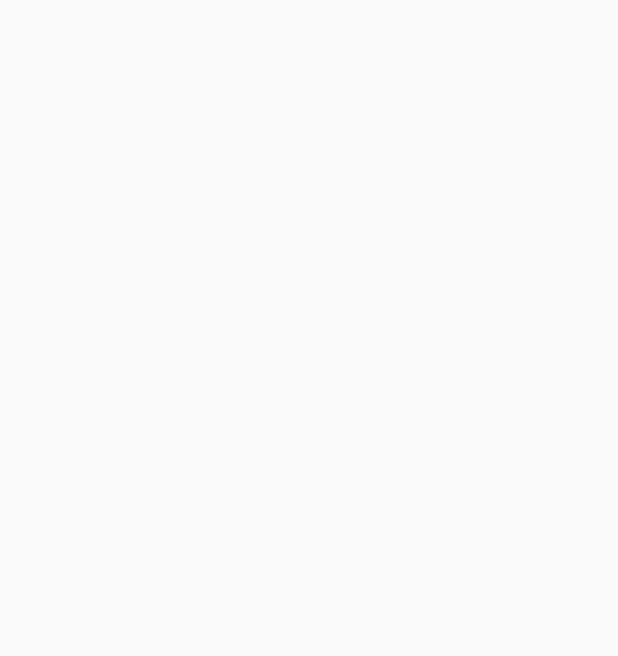
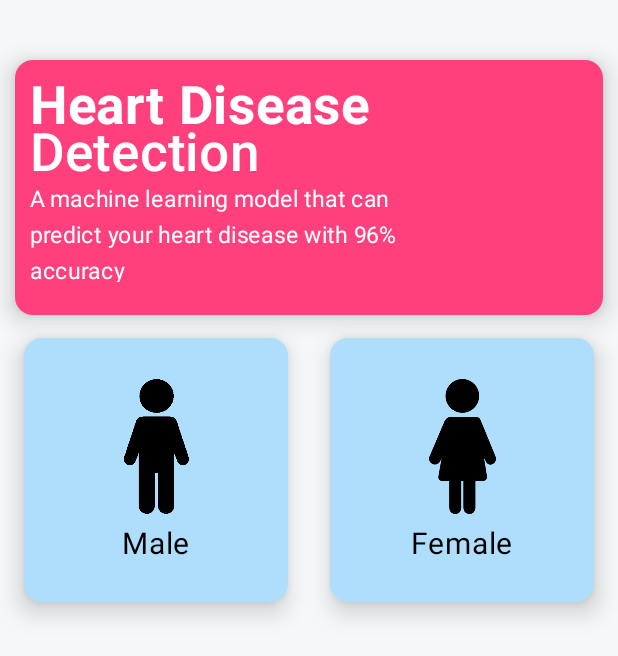
Before and after one commit to mrinmoyxb/Cardiac-Compass, an Android app built with Jetpack Compose: the screen it shows after launch (MainActivity), on a phone screen of 412 x 824 dp. Before the commit the part shown is empty. Shown: the top 656 px of the screen. Run offline under Robolectric (Android 15) with nearby library versions, the phone set to English and light mode, and no system bars.

Commit message:
sex card UI created

```diff
--- a/app/src/main/java/com/example/heartdiseasedetetectionapp/MainActivity.kt
+++ b/app/src/main/java/com/example/heartdiseasedetetectionapp/MainActivity.kt
@@ -10,6 +10,7 @@ import androidx.compose.material3.Text
 import androidx.compose.runtime.Composable
 import androidx.compose.ui.Modifier
 import androidx.compose.ui.tooling.preview.Preview
+import com.example.heartdiseasedetetectionapp.View.HomeScreen.HomeScreenFinal.HomeScreen
 import com.example.heartdiseasedetetectionapp.ui.theme.HeartDiseaseDetetectionAppTheme
 
 class MainActivity : ComponentActivity() {
@@ -17,7 +18,7 @@ class MainActivity : ComponentActivity() {
         super.onCreate(savedInstanceState)
         setContent {
             HeartDiseaseDetetectionAppTheme {
-
+                HomeScreen()
             }
         }
     }
--- /dev/null
+++ b/app/src/main/java/com/example/heartdiseasedetetectionapp/View/HomeScreen/Components/AgeBar.kt
@@ -0,0 +1,8 @@
+package com.example.heartdiseasedetetectionapp.View.HomeScreen.Components
+
+import androidx.compose.runtime.Composable
+
+@Composable
+fun AgeBar(){
+
+}
--- a/app/src/main/java/com/example/heartdiseasedetetectionapp/View/HomeScreen/Components/CardHeading.kt
+++ b/app/src/main/java/com/example/heartdiseasedetetectionapp/View/HomeScreen/Components/CardHeading.kt
@@ -29,7 +29,9 @@ fun CardHeading(){
         .fillMaxWidth()
         .height(170.dp)
         .background(Color.Transparent),
-        colors = CardDefaults.cardColors(colorResource(id = R.color.secondary))){
+        colors = CardDefaults.cardColors(colorResource(id = R.color.secondary)),
+        elevation = CardDefaults.cardElevation(10.dp)
+    ){
         Box(modifier = Modifier.fillMaxSize().padding(10.dp)) {
             Column(
                 modifier = Modifier.fillMaxWidth(0.7f)
--- /dev/null
+++ b/app/src/main/java/com/example/heartdiseasedetetectionapp/View/HomeScreen/Components/SexCard.kt
@@ -0,0 +1,58 @@
+package com.example.heartdiseasedetetectionapp.View.HomeScreen.Components
+
+import android.view.WindowManager
+import androidx.compose.foundation.layout.Box
+import androidx.compose.foundation.layout.Column
+import androidx.compose.foundation.layout.Spacer
+import androidx.compose.foundation.layout.fillMaxSize
+import androidx.compose.foundation.layout.fillMaxWidth
+import androidx.compose.foundation.layout.height
+import androidx.compose.foundation.layout.padding
+import androidx.compose.foundation.layout.size
+import androidx.compose.foundation.layout.width
+import androidx.compose.material3.Card
+import androidx.compose.material3.CardDefaults
+import androidx.compose.material3.Icon
+import androidx.compose.material3.Text
+import androidx.compose.runtime.Composable
+import androidx.compose.ui.Alignment
+import androidx.compose.ui.Modifier
+import androidx.compose.ui.graphics.Color
+import androidx.compose.ui.graphics.painter.Painter
+import androidx.compose.ui.res.colorResource
+import androidx.compose.ui.res.painterResource
+import androidx.compose.ui.tooling.preview.Preview
+import androidx.compose.ui.unit.dp
+import androidx.compose.ui.unit.sp
+import com.example.heartdiseasedetetectionapp.R
+
+
+@Composable
+fun SexCard(label: String, image: Painter){
+    Card(modifier = Modifier
+        .height(176.dp)
+        .width(176.dp),
+        colors = CardDefaults.cardColors(Color(0xFFAEDEFC)),
+        elevation = CardDefaults.cardElevation(10.dp)
+    )
+    {
+        Box(
+            modifier = Modifier
+                .fillMaxSize()
+                .padding(13.dp),
+            contentAlignment = Alignment.Center
+        ) {
+            Column(
+                horizontalAlignment = Alignment.CenterHorizontally
+            ) {
+                Icon(
+                    painter = image, contentDescription = "male",
+                    modifier = Modifier.size(90.dp)
+                )
+
+                Spacer(modifier = Modifier.height(8.dp))
+                Text(label, fontSize = 20.sp)
+            }
+        }
+    }
+}
--- a/app/src/main/java/com/example/heartdiseasedetetectionapp/View/HomeScreen/HomeScreenFinal/HomeScreen.kt
+++ b/app/src/main/java/com/example/heartdiseasedetetectionapp/View/HomeScreen/HomeScreenFinal/HomeScreen.kt
@@ -1,20 +1,24 @@
 package com.example.heartdiseasedetetectionapp.View.HomeScreen.HomeScreenFinal
 
 import androidx.compose.foundation.background
+import androidx.compose.foundation.layout.Arrangement
 import androidx.compose.foundation.layout.Column
+import androidx.compose.foundation.layout.Row
 import androidx.compose.foundation.layout.Spacer
 import androidx.compose.foundation.layout.fillMaxSize
 import androidx.compose.foundation.layout.fillMaxWidth
 import androidx.compose.foundation.layout.height
 import androidx.compose.foundation.layout.padding
-import androidx.compose.material3.Card
+import androidx.compose.foundation.layout.width
 import androidx.compose.runtime.Composable
 import androidx.compose.ui.Modifier
 import androidx.compose.ui.res.colorResource
+import androidx.compose.ui.res.painterResource
 import androidx.compose.ui.tooling.preview.Preview
 import androidx.compose.ui.unit.dp
 import com.example.heartdiseasedetetectionapp.R
 import com.example.heartdiseasedetetectionapp.View.HomeScreen.Components.CardHeading
+import com.example.heartdiseasedetetectionapp.View.HomeScreen.Components.SexCard
 
 @Preview(showBackground = true)
 @Composable
@@ -23,7 +27,16 @@ fun HomeScreen(){
         .fillMaxSize()
         .background(colorResource(id = R.color.primary))
         .padding(10.dp)){
+
         Spacer(modifier = Modifier.height(30.dp))
         CardHeading()
+        Spacer(modifier = Modifier.height(15.dp))
+        Row(modifier = Modifier.fillMaxWidth(),
+            horizontalArrangement = Arrangement.SpaceAround)
+        {
+            SexCard("Male", painterResource(id = R.drawable.male))
+            Spacer(modifier = Modifier.width(4.dp))
+            SexCard("Female", painterResource(id = R.drawable.female))
+        }
     }
 }
--- a/app/src/main/res/values/colors.xml
+++ b/app/src/main/res/values/colors.xml
@@ -5,5 +5,6 @@
     <color name="white">#FFFFFFFF</color>
     <color name="secondary">#FFFF407D</color>
     <color name="primary">#FFF5F7F8</color>
+    <color name="tertiary">#FFAEDEFC</color>
 
 </resources>
```
Also changed, not shown: app/src/main/res/drawable/female.png (added), app/src/main/res/drawable/male.png (added).
